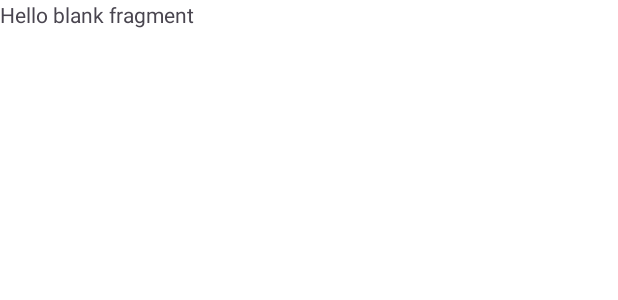
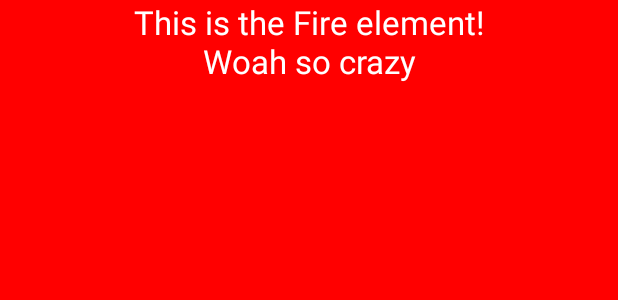
Before and after one commit to garciatomaschavez/APMV_Fragments, an Android app: the layout fragment_fuego.xml on its own in the app's theme, with its tools: preview values and no code run, on a phone screen of 412 x 824 dp. Shown: the top 300 px of the screen. Run offline under Robolectric (Android 15) with nearby library versions, the phone set to English and light mode, and no system bars.

Commit message:
Created Fuego Fragment, and added a basic open funtionality from Main.

```diff
--- a/app/src/main/res/layout/fragment_fuego.xml
+++ b/app/src/main/res/layout/fragment_fuego.xml
@@ -3,13 +3,18 @@
     xmlns:tools="http://schemas.android.com/tools"
     android:layout_width="match_parent"
     android:layout_height="match_parent"
-    android:background="@color/white"
+    android:background="@color/red"
     tools:context=".FragmentFuego">
 
     <!-- TODO: Update blank fragment layout -->
     <TextView
+        android:id="@+id/title"
         android:layout_width="match_parent"
         android:layout_height="match_parent"
-        android:text="@string/hello_blank_fragment" />
+        android:text="This is the Fire element!\nWoah so crazy"
+        android:textColor="@color/white"
+        android:textSize="22sp"
+        android:textAlignment="center"
+    />
 
 </FrameLayout>
--- a/app/src/main/res/values/colors.xml
+++ b/app/src/main/res/values/colors.xml
@@ -2,4 +2,5 @@
 <resources>
     <color name="black">#FF000000</color>
     <color name="white">#FFFFFFFF</color>
+    <color name="red">#FFFF0000</color>
 </resources>
```
